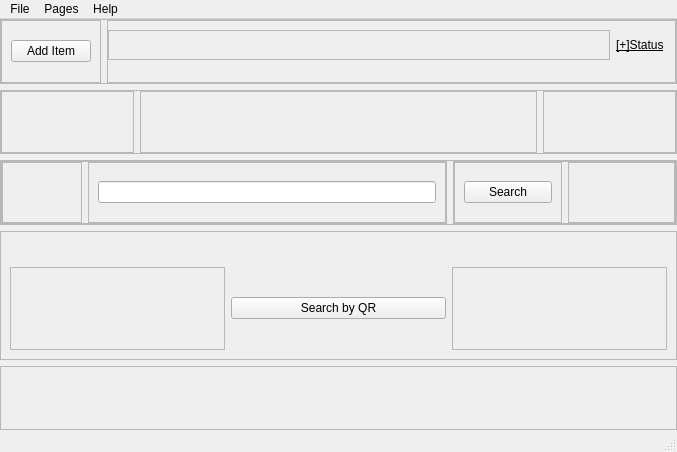
Old version of the form main_menu.ui in the repository laurenesco/ToolBuddy-Inventory-Management-System.
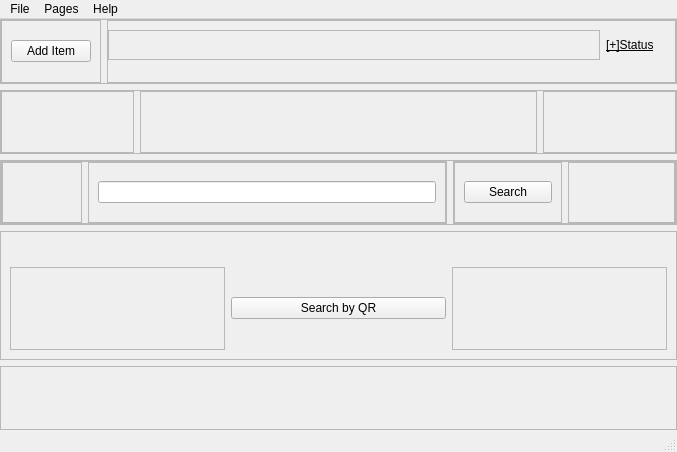
New version of the form. Icons and pictures are not drawn.

```diff
--- a/main_menu.ui
+++ b/main_menu.ui
@@ -87,6 +87,9 @@
           </property>
           <item>
            <layout class="QHBoxLayout" name="horizontalLayout_8" stretch="5,0">
+            <property name="rightMargin">
+             <number>10</number>
+            </property>
             <item>
              <widget class="QFrame" name="frame_2">
               <property name="frameShape">
```
